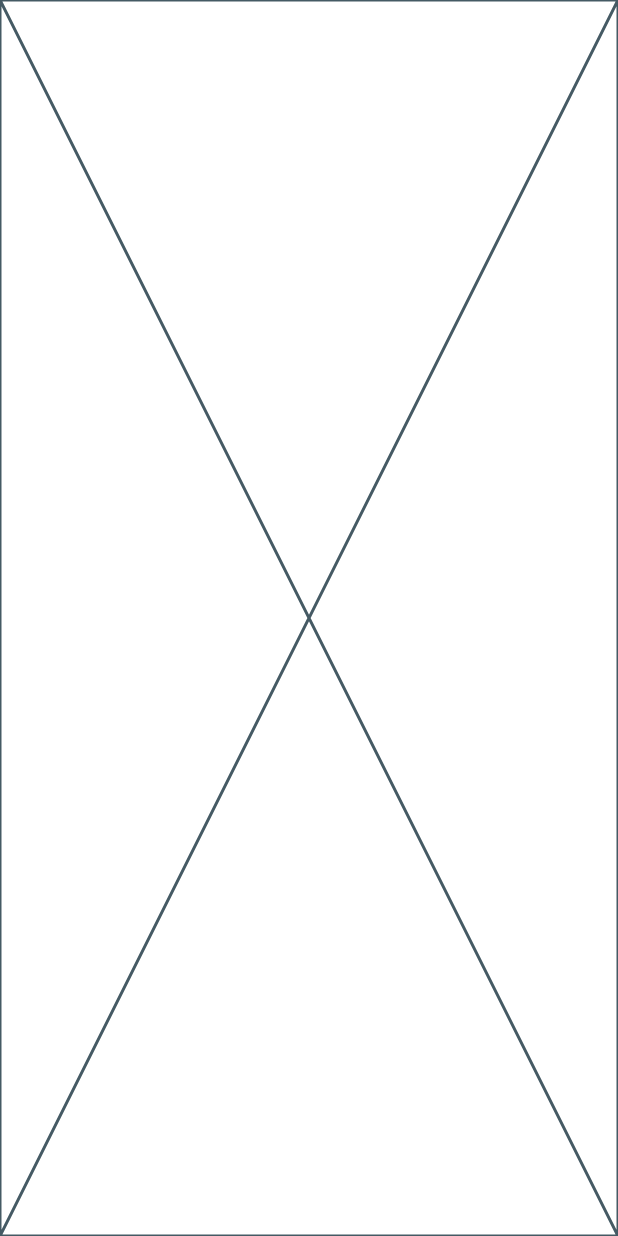
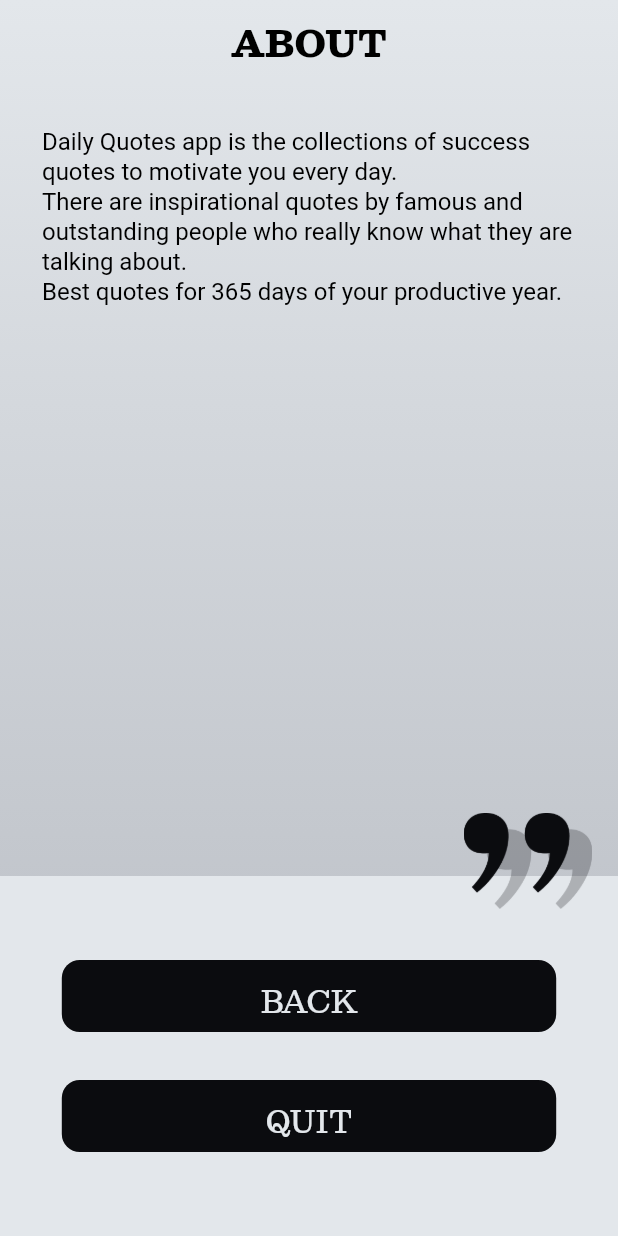
Before and after one commit to KatayR/daily_quotes, a Flutter app: the screen it shows after launch, after a tap on "ABOUT", on a phone screen of 412 x 824 dp. Run offline on Flutter 3.47's test engine with Material 2 defaults, Android fonts, the light colour scheme and no system bars; our stand-ins replace dotted_border, flutter_svg, shared_preferences; Roboto replaces fonts that are missing (Helvetica Neue).

Commit message:
About page finished

```diff
--- /dev/null
+++ b/lib/constants/about.dart
@@ -0,0 +1,2 @@
+const String aboutText =
+    'Daily Quotes app is the collections of success quotes to motivate you every day.\nThere are inspirational quotes by famous and outstanding people who really know what they are talking about.\nBest quotes for 365 days of your productive year.';
--- a/lib/pages/about_page.dart
+++ b/lib/pages/about_page.dart
@@ -1,10 +1,129 @@
+import 'package:daily_quotes/constants/about.dart';
 import 'package:flutter/material.dart';
+import 'package:flutter/services.dart';
 
 class AboutPage extends StatelessWidget {
   const AboutPage({super.key});
 
   @override
   Widget build(BuildContext context) {
-    return const Placeholder();
+    return Scaffold(
+      body: Container(
+        width: double.infinity,
+        height: double.infinity,
+        clipBehavior: Clip.antiAlias,
+        decoration: const BoxDecoration(
+          gradient: LinearGradient(
+            begin: Alignment(0.00, -1.00),
+            end: Alignment(0, 1),
+            colors: [Color(0xFFE3E7EB), Color(0xFFB5B9C0)],
+          ),
+        ),
+        child: SafeArea(
+          child: Stack(
+            children: [
+              Column(
+                mainAxisAlignment: MainAxisAlignment.spaceBetween,
+                children: [
+                  const Column(children: [
+                    Padding(
+                      padding: EdgeInsets.all(8.0),
+                      child: Text(
+                        'ABOUT',
+                        style: TextStyle(
+                          color: Colors.black,
+                          fontSize: 24,
+                          fontFamily: 'Besley',
+                          fontWeight: FontWeight.w800,
+                        ),
+                      ),
+                    ),
+                    Padding(
+                      padding: EdgeInsets.all(28.0),
+                      child: Text(
+                        aboutText,
+                        style: TextStyle(
+                          color: Colors.black,
+                          fontSize: 16,
+                          fontFamily: 'Helvetica Neue',
+                          fontWeight: FontWeight.w400,
+                          height: 1.25,
+                        ),
+                      ),
+                    ),
+                  ]),
+                  // MARK
+                  Container(
+                    color: Color(0xFFE3E7EB),
+                    width: double.infinity,
+                    height: 240,
+                    child: Column(
+                      mainAxisAlignment: MainAxisAlignment.center,
+                      children: [
+                        MenuButton(
+                            onPressed: () => Navigator.pop(context),
+                            text: 'BACK'),
+                        MenuButton(
+                            onPressed: () => SystemChannels.platform
+                                .invokeMethod('SystemNavigator.pop'),
+                            text: 'QUIT'),
+                      ],
+                    ),
+                  ),
+                ],
+              ),
+              Positioned(
+                bottom: 200,
+                right: 10,
+                child: Image.asset(
+                  'assets/icons/logo.png',
+                  width: 100,
+                  height: 100,
+                  scale: 2.8,
+                ),
+              ),
+            ],
+          ),
+        ),
+      ),
+    );
   }
 }
+
+class MenuButton extends StatelessWidget {
+  const MenuButton({super.key, required this.onPressed, required this.text});
+
+  final String text;
+  final VoidCallback onPressed;
+
+  @override
+  Widget build(BuildContext context) {
+    return GestureDetector(
+      onTap: onPressed,
+      child: Padding(
+        padding: const EdgeInsets.all(16.0),
+        child: Container(
+          width: MediaQuery.of(context).size.width * 0.8,
+          height: 48,
+          padding: const EdgeInsets.all(10),
+          decoration: ShapeDecoration(
+            color: const Color(0xFF0B0C0F),
+            shape: RoundedRectangleBorder(
+              borderRadius: BorderRadius.circular(12),
+            ),
+          ),
+          child: Text(
+            text,
+            textAlign: TextAlign.center,
+            style: const TextStyle(
+              color: Color(0xFFE3E7EB),
+              fontSize: 20,
+              fontFamily: 'Besley',
+              fontWeight: FontWeight.w500,
+            ),
+          ),
+        ),
+      ),
+    );
+  }
+}
--- a/lib/pages/quote_page.dart
+++ b/lib/pages/quote_page.dart
@@ -134,7 +134,6 @@ class _QuotePageState extends State<QuotePage> {
 
                     return Stack(
                       children: [
-                        // Your existing bottom container code
                         Container(
                           width: double.infinity,
                           height: MediaQuery.of(context).size.height * 0.5,
```
